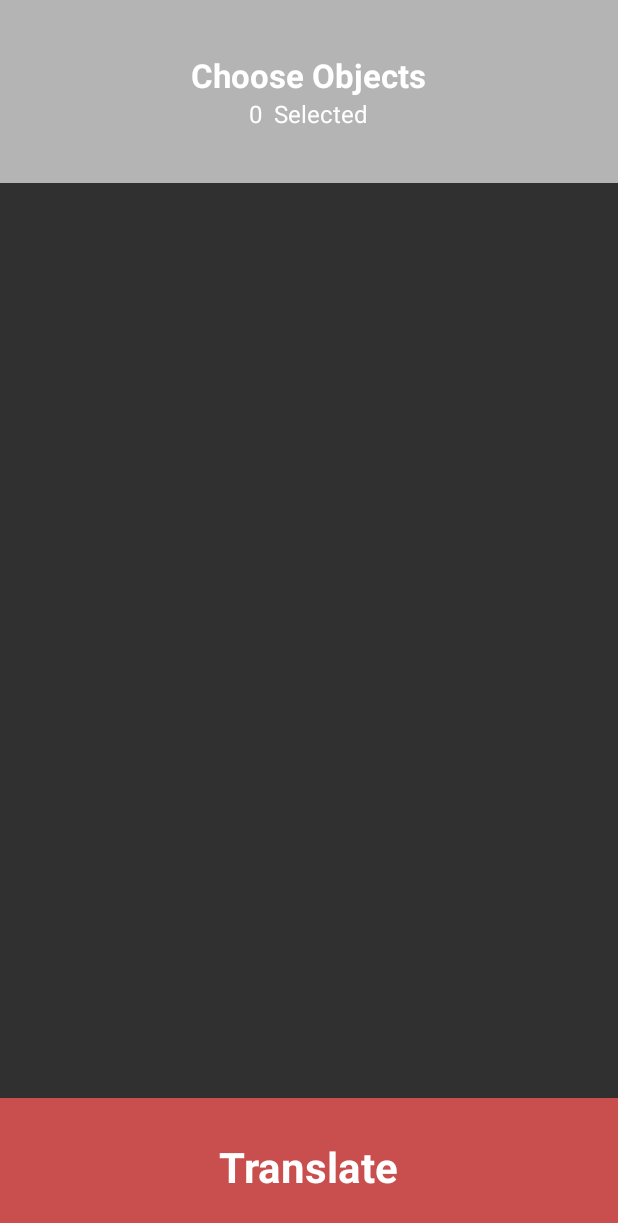
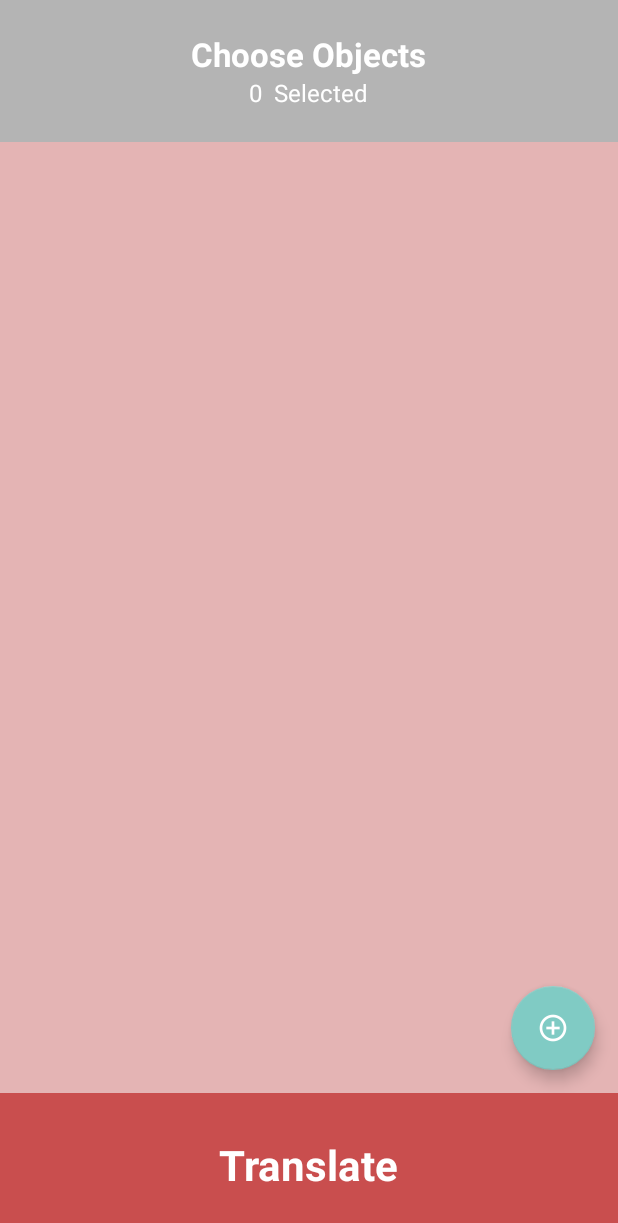
Before and after one commit to nadavpld/AndroidProject, an Android app: the CropActivity screen opened directly, with no data from a screen before it, on a phone screen of 412 x 824 dp. Shown: the top 1223 px of the screen. Run offline under Robolectric (Android 15) with nearby library versions, the phone set to English and light mode, and no system bars.

Commit message:
Floating button and crop activity startup

```diff
--- a/app/build.gradle
+++ b/app/build.gradle
@@ -24,7 +24,8 @@ dependencies {
     androidTestCompile('com.android.support.test.espresso:espresso-core:2.2.2', {
         exclude group: 'com.android.support', module: 'support-annotations'
     })
-    compile 'com.android.support:appcompat-v7:25.3.0'
+    compile 'com.android.support:appcompat-v7:25.3.1'
+    compile 'com.android.support:design:25.3.1'
     compile 'com.android.support.constraint:constraint-layout:1.0.2'
     compile 'com.squareup.okhttp3:okhttp:3.7.0'
     compile 'com.clarifai.clarifai-api2:core:2.2.6'
--- a/app/src/main/java/com/androidproject/androidproject/CropActivity.java
+++ b/app/src/main/java/com/androidproject/androidproject/CropActivity.java
@@ -1,13 +1,44 @@
 package com.androidproject.androidproject;
 
+import android.support.design.widget.FloatingActionButton;
 import android.support.v7.app.AppCompatActivity;
 import android.os.Bundle;
+import android.view.View;
+import android.widget.Button;
+import android.widget.ImageView;
+import android.widget.LinearLayout;
 
 public class CropActivity extends AppCompatActivity {
+
+    ImageView Image;
+
+    LinearLayout TranslateButton;
+
+    FloatingActionButton AddPOIButton;
 
     @Override
     protected void onCreate(Bundle savedInstanceState) {
         super.onCreate(savedInstanceState);
         setContentView(R.layout.activity_crop);
+
+        Image = (ImageView)findViewById(R.id.Image);
+
+        TranslateButton = (LinearLayout) findViewById(R.id.Translate);
+
+        AddPOIButton = (FloatingActionButton) findViewById(R.id.AddPOI);
+
+        TranslateButton.setOnClickListener(new View.OnClickListener() {
+            @Override
+            public void onClick(View v) {
+
+            }
+        });
+
+        AddPOIButton.setOnClickListener(new View.OnClickListener() {
+            @Override
+            public void onClick(View v) {
+
+            }
+        });
     }
 }
--- a/app/src/main/res/layout/activity_crop.xml
+++ b/app/src/main/res/layout/activity_crop.xml
@@ -1,25 +1,25 @@
 <?xml version="1.0" encoding="utf-8"?>
-<LinearLayout
-    android:layout_width="match_parent"
+<LinearLayout android:layout_width="match_parent"
     android:layout_height="match_parent"
+    xmlns:app="http://schemas.android.com/apk/res-auto"
     android:orientation="vertical"
     xmlns:android="http://schemas.android.com/apk/res/android">
 
     <LinearLayout
         android:layout_width="match_parent"
         android:layout_height="0dp"
-        android:layout_weight="2"
+        android:layout_weight="1.5"
+        android:background="#b4b4b4"
         android:gravity="center"
-        android:orientation="vertical"
-        android:background="#b4b4b4">
+        android:orientation="vertical">
 
         <TextView
             android:layout_width="wrap_content"
             android:layout_height="wrap_content"
             android:text="Choose Objects"
             android:textColor="@android:color/white"
-            android:textStyle="bold"
-            android:textSize="22sp"/>
+            android:textSize="22sp"
+            android:textStyle="bold" />
 
         <LinearLayout
             android:layout_width="wrap_content"
@@ -29,41 +29,58 @@
             <TextView
                 android:layout_width="wrap_content"
                 android:layout_height="wrap_content"
+                android:layout_marginRight="8dp"
                 android:text="0"
                 android:textColor="@android:color/white"
-                android:textSize="16sp"
-                android:layout_marginRight="8dp"/>
+                android:textSize="16sp" />
 
             <TextView
                 android:layout_width="wrap_content"
                 android:layout_height="wrap_content"
                 android:text="Selected"
                 android:textColor="@android:color/white"
-                android:textSize="16sp"/>
+                android:textSize="16sp" />
 
         </LinearLayout>
 
 
     </LinearLayout>
 
-    <LinearLayout
+    <RelativeLayout
         android:layout_width="match_parent"
         android:layout_height="0dp"
         android:layout_weight="10">
 
         <ImageView
             android:id="@+id/Image"
+            android:background="#e4b4b4"
             android:layout_width="match_parent"
-            android:layout_height="match_parent" />
+            android:layout_height="match_parent"
+            android:layout_alignParentTop="true"
+            android:layout_alignParentLeft="true"
+            android:layout_alignParentStart="true" />
 
-    </LinearLayout>
+        <android.support.design.widget.FloatingActionButton
+            android:id="@+id/AddPOI"
+            android:layout_width="wrap_content"
+            android:layout_height="wrap_content"
+            android:src="@mipmap/ic_add_poi"
+            android:layout_marginLeft="15dp"
+            android:layout_marginBottom="16dp"
+            android:layout_alignParentBottom="true"
+            android:layout_alignParentRight="true"
+            android:layout_margin="15dp" />
+
+    </RelativeLayout>
+
 
     <LinearLayout
+        android:id="@+id/Translate"
         android:layout_width="match_parent"
         android:layout_height="0dp"
         android:layout_weight="1.5"
-        android:gravity="center"
-        android:background="#c94e4e">
+        android:background="#c94e4e"
+        android:gravity="center">
 
         <TextView
             android:id="@+id/textView"
```
Also changed, not shown: app/src/main/ic_add_poi-web.png (added), app/src/main/res/mipmap-hdpi/ic_add_poi.png (added), app/src/main/res/mipmap-mdpi/ic_add_poi.png (added), app/src/main/res/mipmap-xhdpi/ic_add_poi.png (added), app/src/main/res/mipmap-xxhdpi/ic_add_poi.png (added), app/src/main/res/mipmap-xxxhdpi/ic_add_poi.png (added).
